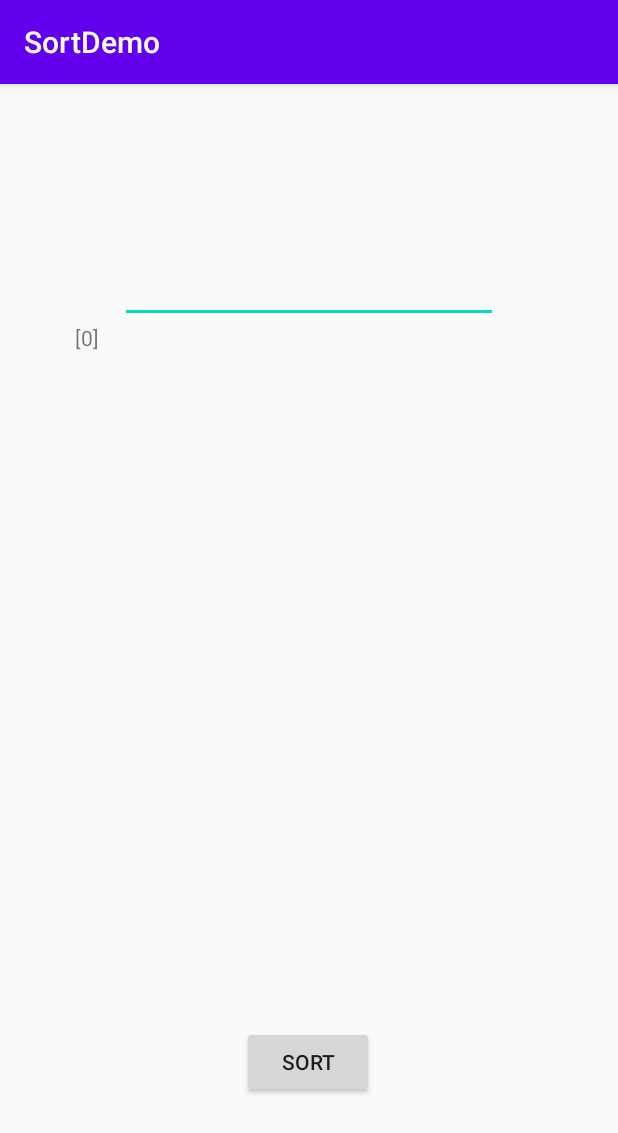
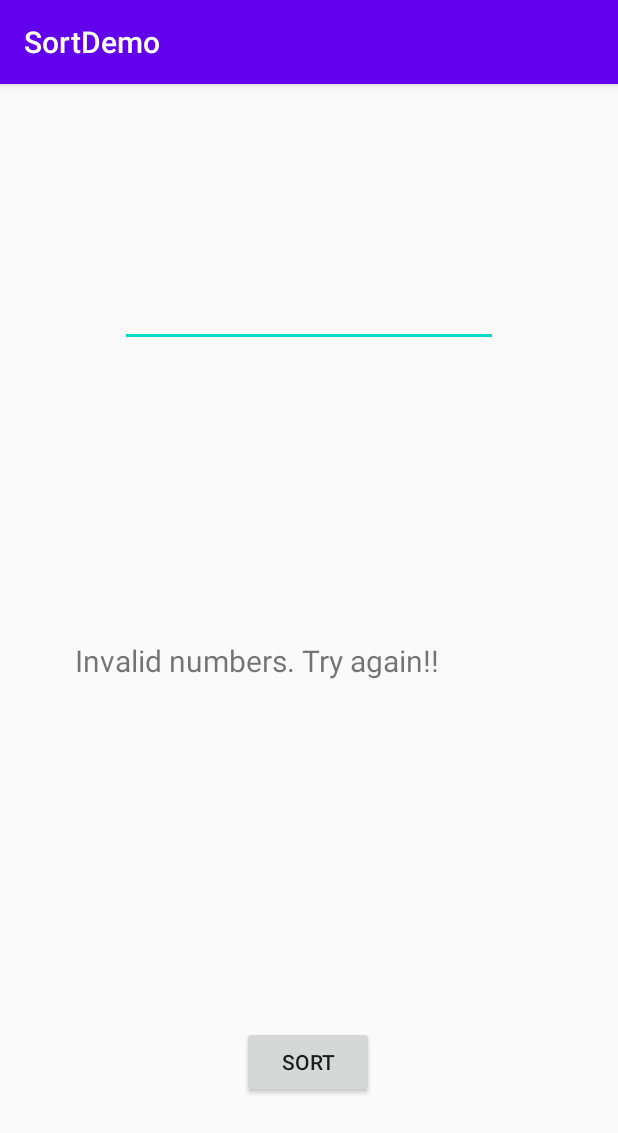
Before and after one commit to bloodcarnival/AndroidSortDemo, an Android app: the screen it shows after launch (MainActivity), after a tap on "SORT", on a phone screen of 412 x 824 dp. Shown: the top 1133 px of the screen. Run offline under Robolectric (Android 15) with nearby library versions, the phone set to English and light mode, and no system bars.

Commit message:
updated layout added warningMsg

```diff
--- a/app/src/main/java/com/example/sortdemo/MainActivity.java
+++ b/app/src/main/java/com/example/sortdemo/MainActivity.java
@@ -9,18 +9,24 @@ import android.view.View;
 
 import android.os.Bundle;
 
+import org.w3c.dom.Text;
+
 import java.util.Arrays;
 
 public class MainActivity extends AppCompatActivity {
     private Button sortButton;
     private EditText inputString;
     private TextView sortedString;
+    private TextView warningMsg;
     @Override
     protected void onCreate(Bundle savedInstanceState) {
         super.onCreate(savedInstanceState);
         setContentView(R.layout.activity_main);
         sortButton = (Button) findViewById(R.id.sortButton);
         sortedString = (TextView) findViewById(R.id.sortedString);
+        warningMsg = (TextView) findViewById(R.id.warningMsg);
+
+
         // Add button logic
         sortButton.setOnClickListener(new View.OnClickListener() {
             @Override
@@ -32,6 +38,7 @@ public class MainActivity extends AppCompatActivity {
         });
 
     }
+
     public static int[] selectionSort(int[] arr) {
         for (int i = 0; i < arr.length - 1; i++) {
             int index = i;
@@ -44,6 +51,7 @@ public class MainActivity extends AppCompatActivity {
             arr[index] = arr[i];
             arr[i] = smallerNumber;
         }
+
         return arr;
     }
     //TODO: Implement sort fucnction
@@ -51,21 +59,34 @@ public class MainActivity extends AppCompatActivity {
         int index = 0;
         String[] numberstr = inputString.split(",");
         int[] numbers = new int[numberstr.length];
+
+
+        if(numberstr.length < 2){
+            warningMsg.setText("Invalid numbers. Try again!!");
+            return;
+        } else {
+            warningMsg.setText("");
+        }
+
         for(int i = 0; i < numberstr.length; i++){
             try{
-                numbers[index] = Integer.parseInt(numberstr[i].trim());
+                numbers[index] = Integer.parseInt(numberstr[i]);
                 index++;
+        ;
             }
             catch (NumberFormatException nfe)
             {
                 System.out.println(nfe);
             }
         }
+        int count = 0;
         int[] numbersarr = selectionSort(numbers);
         String[] arr = new String[numbersarr.length];
         for(int i=0; i< numbersarr.length; i++){
             arr[i] = String.valueOf(numbersarr[i]);
         }
+
+
         String stuff = Arrays.toString(arr);
         sortedString.setText(stuff);
     }
--- a/app/src/main/res/layout/activity_main.xml
+++ b/app/src/main/res/layout/activity_main.xml
@@ -31,12 +31,13 @@
         app:layout_constraintEnd_toEndOf="parent"
         app:layout_constraintStart_toStartOf="parent"
         app:layout_constraintTop_toTopOf="parent"
-        app:layout_constraintVertical_bias="1.0" />
+        app:layout_constraintVertical_bias="1.0"
+        android:autofillHints="" />
 
     <TextView
         android:id="@+id/sortedString"
         android:layout_width="0dp"
-        android:layout_height="450dp"
+        android:layout_height="0dp"
         android:layout_marginStart="50dp"
         android:layout_marginTop="175dp"
         android:layout_marginEnd="50dp"
@@ -44,7 +45,18 @@
         android:text=""
         app:layout_constraintBottom_toBottomOf="parent"
         app:layout_constraintEnd_toEndOf="parent"
+        app:layout_constraintHorizontal_bias="1.0"
         app:layout_constraintStart_toStartOf="parent"
         app:layout_constraintTop_toTopOf="parent" />
 
+    <TextView
+        android:id="@+id/warningMsg"
+        android:layout_width="0dp"
+        android:layout_height="wrap_content"
+        android:textSize="20dp"
+        app:layout_constraintBottom_toBottomOf="@id/sortedString"
+        app:layout_constraintEnd_toEndOf="@id/sortedString"
+        app:layout_constraintStart_toStartOf="@id/sortedString"
+        app:layout_constraintTop_toTopOf="@id/sortedString" />
+
 </androidx.constraintlayout.widget.ConstraintLayout>
--- a/app/src/main/res/values/strings.xml
+++ b/app/src/main/res/values/strings.xml
@@ -1,4 +1,6 @@
 <resources>
     <string name="app_name">SortDemo</string>
     <string name="sort">Sort</string>
+    <string name="textview">TextView</string>
+    <string name="textview1">TextView1</string>
 </resources>
```
